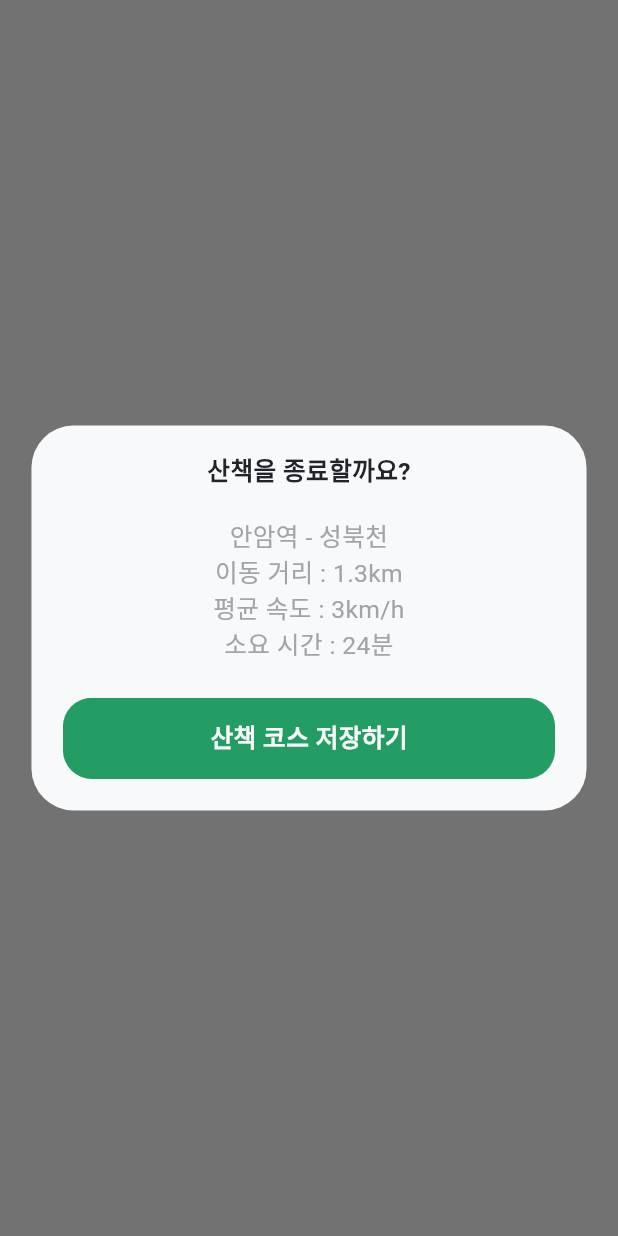
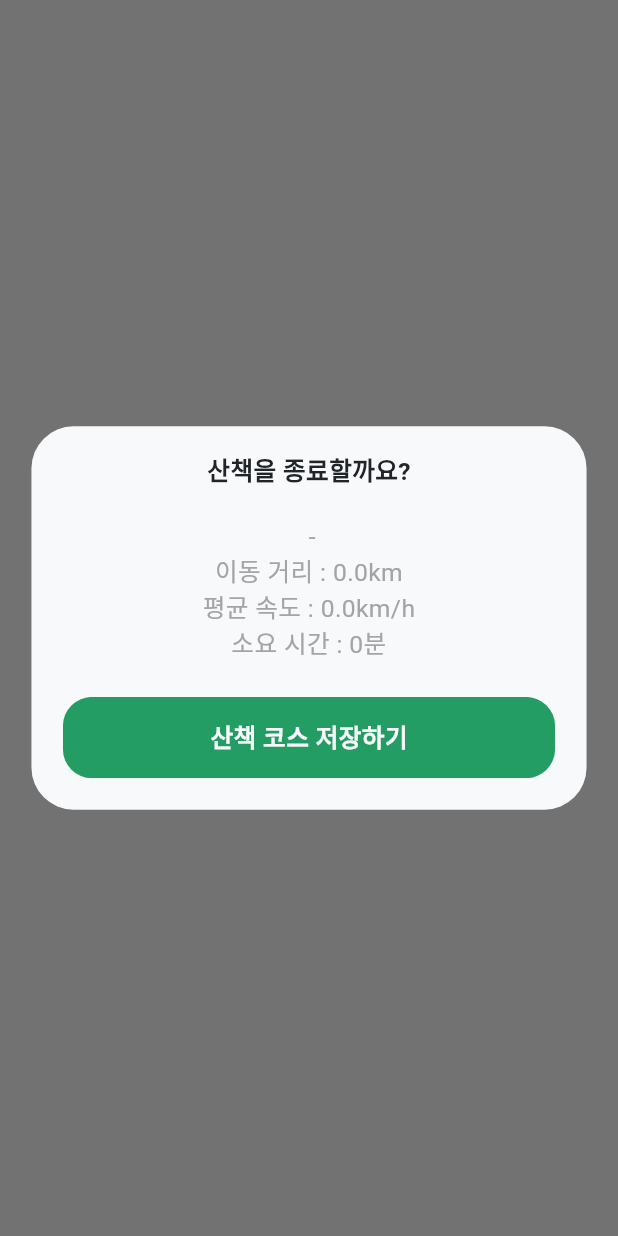
Before and after one commit to Yeogijeogi/yeogijeogi_front, a Flutter app: what showWalkEndDialog() shows on an empty page, opened directly with empty values, on a phone screen of 412 x 824 dp. Run offline on Flutter 3.47's test engine with Material 3 defaults, Android fonts, the light colour scheme and no system bars; our stand-ins replace dio, firebase_auth, firebase_core, firebase_storage, flutter_dotenv, flutter_screenutil and 9 more; missing offline and left inert: flutter_naver_map; accounts and stored records are empty; Roboto replaces fonts that are missing (Pretendard).

Commit message:
design: WalkEndDialog 요약 내용 적용

```diff
--- a/lib/components/walk/walk_end_dialog.dart
+++ b/lib/components/walk/walk_end_dialog.dart
@@ -1,10 +1,12 @@
 import 'package:flutter/material.dart';
 import 'package:flutter_screenutil/flutter_screenutil.dart';
 import 'package:yeogijeogi/components/common/custom_button.dart';
+import 'package:yeogijeogi/models/objects/walk_summary.dart';
 import 'package:yeogijeogi/utils/palette.dart';
 
 Future<void> showWalkEndDialog({
   required BuildContext context,
+  required WalkSummary summary,
   required Function() onTapSave,
   required Function() onTapCancel,
 }) async {
@@ -24,7 +26,7 @@ Future<void> showWalkEndDialog({
 
                 // 산책 요약
                 Text(
-                  '안암역 - 성북천\n이동 거리 : 1.3km\n평균 속도 : 3km/h\n소요 시간 : 24분',
+                  '${summary.startName} - ${summary.endName}\n이동 거리 : ${summary.distance}km\n평균 속도 : ${summary.speed}km/h\n소요 시간 : ${summary.time}분',
                   textAlign: TextAlign.center,
                   style: Palette.body.copyWith(color: Palette.onSurfaceVariant),
                 ),
```
